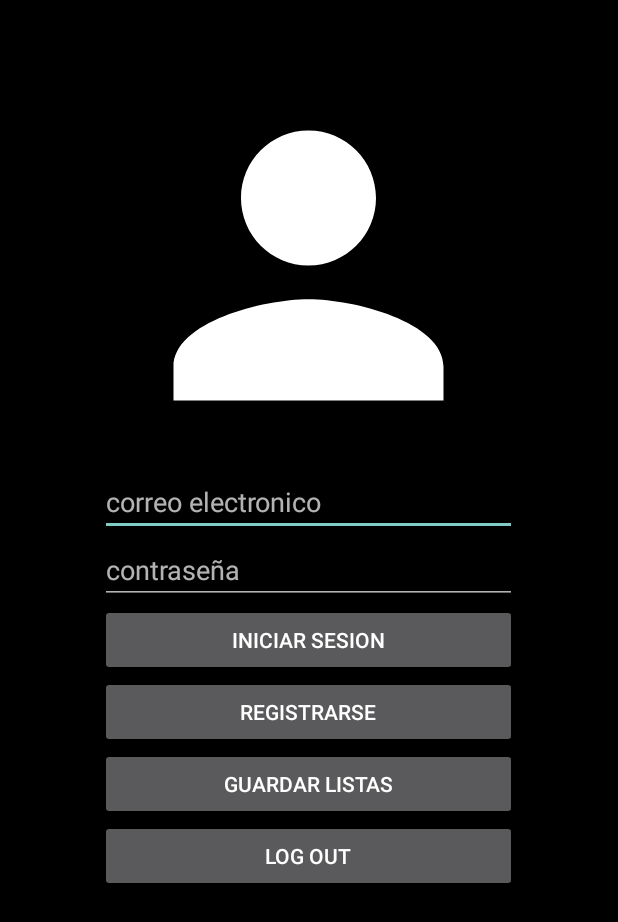
After one commit to aalg02/FilmList, an Android app: the layout fragmentlogin.xml on its own in the app's theme, with its tools: preview values and no code run, on a phone screen of 412 x 824 dp. The commit adds this screen. Shown: the top 922 px of the screen. Run offline under Robolectric (Android 15) with nearby library versions, the phone set to English and light mode, and no system bars; Roboto replaces fonts that are not available here.

Commit message:
copia tfg 03/05/23

```diff
--- a/app/src/main/java/com/example/filmlist/JsonRead/ListasPropias.java
+++ b/app/src/main/java/com/example/filmlist/JsonRead/ListasPropias.java
@@ -15,9 +15,6 @@ public class ListasPropias {
        listaFvistas=new LinkedList<>();
        listaFfavoritas=new LinkedList<>();
        listaFpendientes=new LinkedList<>();
-       listaFvistas.add(new Film("","","1234","","",""));
-       listaFfavoritas.add(new Film("","","asdf","","",""));
-       listaFpendientes.add(new Film("","","jijais","","",""));
 
 
    }
--- /dev/null
+++ b/app/src/main/res/layout/fragmentlogin.xml
@@ -0,0 +1,67 @@
+<?xml version="1.0" encoding="utf-8"?>
+<androidx.constraintlayout.widget.ConstraintLayout xmlns:android="http://schemas.android.com/apk/res/android"
+    xmlns:app="http://schemas.android.com/apk/res-auto"
+    xmlns:tools="http://schemas.android.com/tools"
+    android:layout_width="match_parent"
+    android:layout_height="match_parent"
+    android:layout_gravity="center"
+    android:background="#000000">
+
+    <LinearLayout
+        android:layout_width="278dp"
+        android:layout_height="565dp"
+        android:layout_marginTop="36dp"
+        android:gravity="center_horizontal|center_vertical"
+        android:orientation="vertical"
+        app:layout_constraintEnd_toEndOf="parent"
+        app:layout_constraintHorizontal_bias="0.496"
+        app:layout_constraintStart_toStartOf="parent"
+        app:layout_constraintTop_toTopOf="parent">
+
+        <ImageView
+            android:id="@+id/imageView"
+            android:layout_width="wrap_content"
+            android:layout_height="wrap_content"
+            app:srcCompat="@drawable/iconoperfil" />
+
+        <EditText
+            android:id="@+id/editTextTextEmailAddress"
+            android:layout_width="match_parent"
+            android:layout_height="wrap_content"
+            android:ems="10"
+            android:hint="correo electronico"
+            android:inputType="textEmailAddress" />
+
+        <EditText
+            android:id="@+id/editTextTextPassword"
+            android:layout_width="match_parent"
+            android:layout_height="wrap_content"
+            android:ems="10"
+            android:hint="contraseña"
+            android:inputType="textPassword" />
+
+        <Button
+            android:id="@+id/iniciosesionB"
+            android:layout_width="match_parent"
+            android:layout_height="wrap_content"
+            android:text="Iniciar Sesion" />
+
+        <Button
+            android:id="@+id/registroB"
+            android:layout_width="match_parent"
+            android:layout_height="wrap_content"
+            android:text="Registrarse" />
+
+        <Button
+            android:id="@+id/guardarB"
+            android:layout_width="match_parent"
+            android:layout_height="wrap_content"
+            android:text="guardar listas" />
+
+        <Button
+            android:id="@+id/eliminarB"
+            android:layout_width="match_parent"
+            android:layout_height="wrap_content"
+            android:text="log out" />
+    </LinearLayout>
+</androidx.constraintlayout.widget.ConstraintLayout>
--- a/app/src/main/res/layout/info_peliculas.xml
+++ b/app/src/main/res/layout/info_peliculas.xml
@@ -136,7 +136,7 @@
     </LinearLayout>
 
     <FrameLayout
-        android:id="@+id/framelayout2"
+        android:id="@+id/framelayoutFloatingB"
         android:layout_width="match_parent"
         android:layout_height="match_parent">
 
```
Also changed, not shown: app/src/main/java/com/example/filmlist/Controlador.java (+114 -95 lines), app/src/main/java/com/example/filmlist/FragmentManager/MyPagerAdapter.java (+4 -4 lines), app/src/main/java/com/example/filmlist/GestionVistas/gestorvistas.java (+90 -12 lines), app/src/main/java/com/example/filmlist/PeticionWeb/peticion2.java (+7 -0 lines), app/src/main/java/com/example/filmlist/RV_listas/RVAdapter_listas.java (deleted, +0 -48 lines), app/src/main/java/com/example/filmlist/RV_listas/RVViewHolder.java (deleted, +0 -25 lines), app/src/main/java/com/example/filmlist/RV_listas/RVunion.java (deleted, +0 -48 lines), app/src/main/java/com/example/filmlist/usuarios/guardardatos.java (+5 -9 lines), app/src/main/res/layout/perfil.xml (+4 -37 lines).
